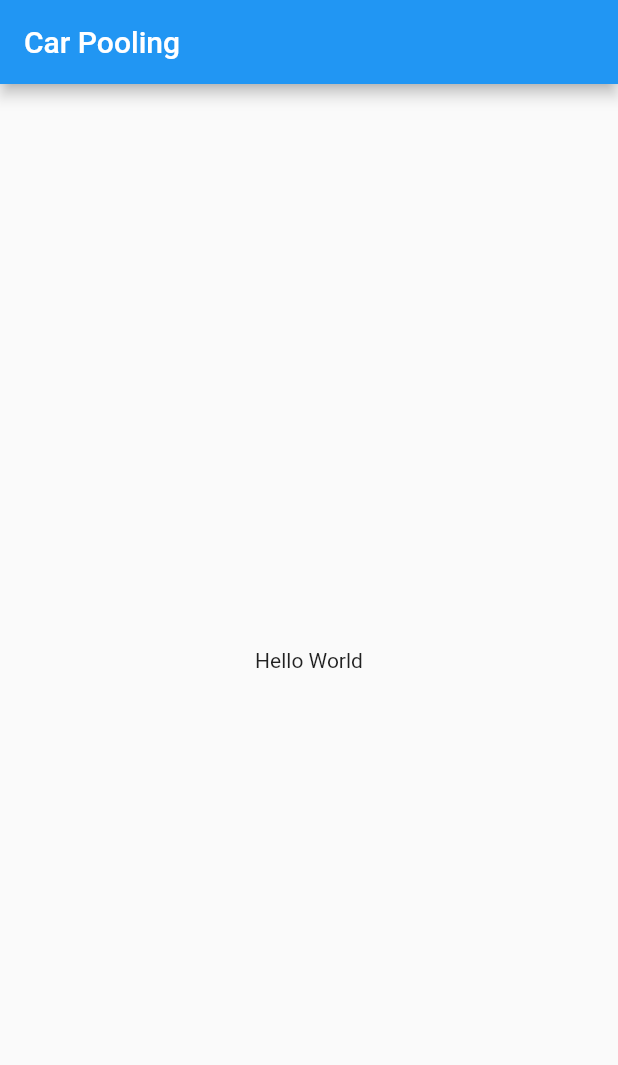
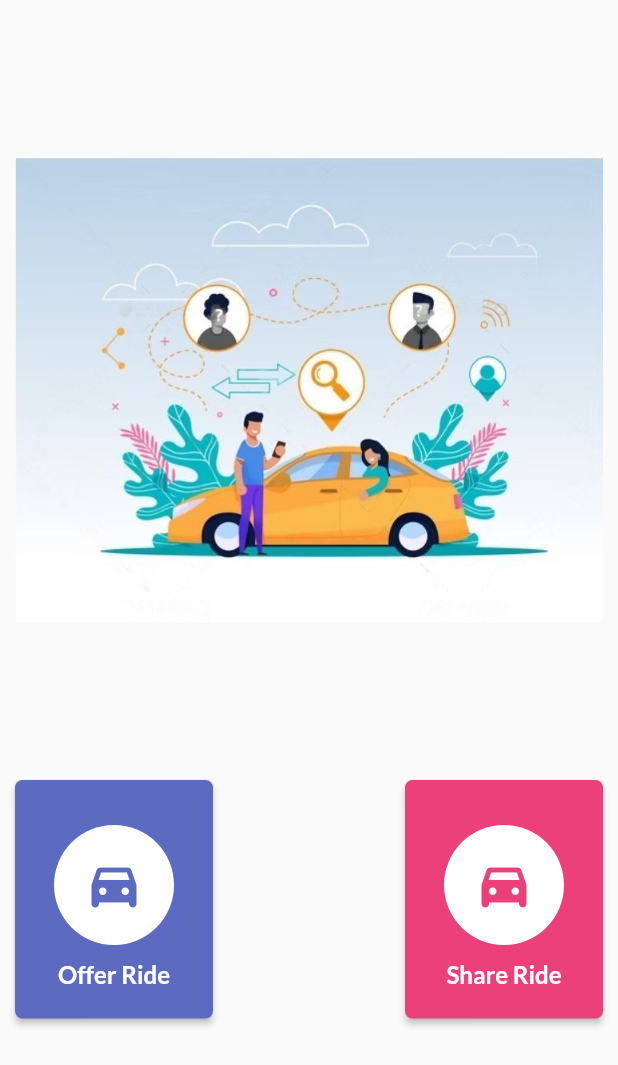
Before and after one commit to ads-frenzy/carpooling, a Flutter app: the screen it shows after launch, on a phone screen of 412 x 824 dp. Shown: the top 1065 px of the screen. Run offline on Flutter 3.47's test engine with Material 2 defaults, Android fonts, the phone set to English and light mode, and no system bars; our stand-ins replace google_fonts, google_maps_flutter; missing offline and left inert: flutter_polyline_points, google_place.

Commit message:
Added home screen and ride request screen

```diff
--- a/lib/main.dart
+++ b/lib/main.dart
@@ -1,5 +1,7 @@
+import 'package:carpooling/screens/ride_request_page.dart';
+import 'package:carpooling/screens/search_places_page.dart';
 import 'package:flutter/material.dart';
-
+import 'package:carpooling/screens/home_page.dart';
 void main() {
   runApp(const MyApp());
 }
@@ -10,16 +12,9 @@ class MyApp extends StatelessWidget {
   @override
   Widget build(BuildContext context) {
     // Material App
-    return MaterialApp(
-
-      // Scaffold Widget
-        home: Scaffold(
-          appBar: AppBar(
-            // AppBar takes a Text Widget
-            // in it's title parameter
-            title: const Text('Car Pooling'),
-          ),
-          body: const Center(child: Text('Hello World')),
-        ));
+    return const MaterialApp(
+        title: 'Car Pooling',
+        home: HomePageScreen()
+    );
   }
 }
--- /dev/null
+++ b/lib/screens/home_page.dart
@@ -0,0 +1,93 @@
+import 'package:flutter/material.dart';
+import 'package:google_fonts/google_fonts.dart';
+import 'package:carpooling/screens/ride_request_page.dart';
+
+class HomePageScreen extends StatelessWidget{
+  const HomePageScreen({Key? key}) : super(key: key);
+
+  Widget rideOptionButton(BuildContext context, final String rideType, int buttonColor){
+
+    return ElevatedButton(
+        onPressed: () {
+          Navigator.push(
+            context,
+            MaterialPageRoute(
+              builder: (context) => RideRequestScreen(rideType: rideType),
+            ),
+          );
+        },
+        style: ElevatedButton.styleFrom(
+          primary: Color(buttonColor),
+          shape: RoundedRectangleBorder(borderRadius: BorderRadius.circular(5.0)),
+        ),
+        child: Padding(
+            padding: const EdgeInsets.all(10.0),
+            child: Column(
+                children: [
+                  const SizedBox(
+                    height: 20,
+                  ),
+                  CircleAvatar(
+                      backgroundColor: Colors.white,
+                      radius: 40,
+                      child: Icon(
+                        Icons.directions_car_filled_rounded,
+                        size: 40,
+                        color: Color(buttonColor),
+                      )
+                  ),
+                  const SizedBox(
+                    height: 10,
+                  ),
+                  Container(
+                    padding: const EdgeInsets.only(bottom: 10.0),
+                    alignment: Alignment.bottomCenter,
+                    child: Text(
+                      '$rideType Ride',
+                      style: GoogleFonts.lato(
+                          color: Colors.white,
+                          fontSize: 16,
+                          fontWeight: FontWeight.w600
+                      ),
+                    ),
+                  ),
+                ]
+            )
+        )
+    );
+  }
+  Widget imageSection(){
+    return Row(
+      children: <Widget>[
+        Expanded(flex:1, child:Image.asset('assets/images/carpool.jpeg',fit: BoxFit.fill)),
+      ]
+    );
+  }
+  Widget optionsSection(BuildContext context) {
+    return Container(
+      padding: const EdgeInsets.only(bottom: 40.0),
+      child: Row(
+        mainAxisAlignment: MainAxisAlignment.spaceBetween,
+        children: <Widget>[
+          rideOptionButton(context, "Offer", 0xFF5c6bc0),
+          rideOptionButton(context, "Share", 0xFFec407a)
+        ]
+      )
+    );
+  }
+  @override
+  Widget build(BuildContext context) {
+    return Scaffold(
+      body: Container(
+          padding: const EdgeInsets.only(right: 10.0,left: 10.0),
+          child:Column(
+            mainAxisAlignment: MainAxisAlignment.spaceEvenly,
+            children: <Widget>[
+              imageSection(),
+              optionsSection(context)
+            ]
+          )
+      )
+    );
+  }
+}
```
Also changed, not shown: lib/screens/ride_request_page.dart (added, +300 -0 lines), lib/screens/search_places_page.dart (added, +116 -0 lines), lib/utils/map_utils.dart (added, +19 -0 lines), pubspec.yaml (+10 -1 lines), assets/images/carpool.jpeg (added), assets/images/source_icon_2-removebg-preview.png (added), pubspec.lock, 2 other files.
